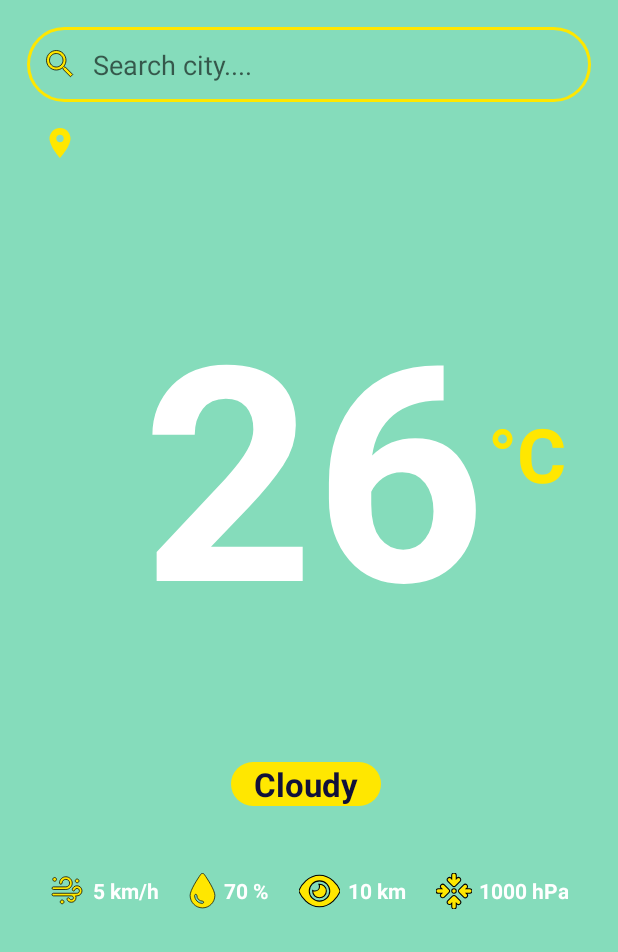
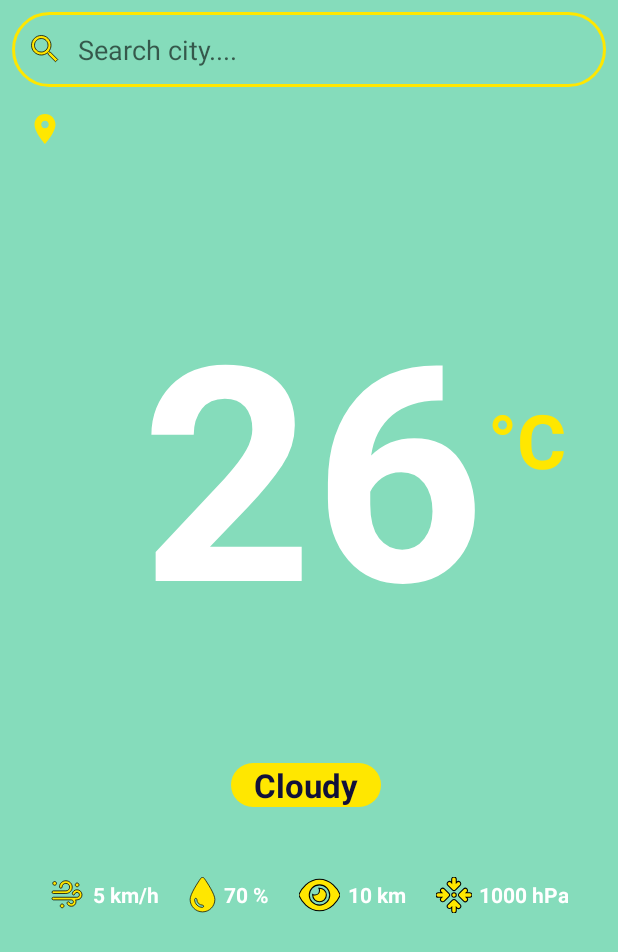
Before and after one commit to KegsZooL/WeatherApp, an Android app: the screen it shows after launch (MainActivity), on a phone screen of 412 x 824 dp. Shown: the top 952 px of the screen. Run offline under Robolectric (Android 15) with nearby library versions, the phone set to English and light mode, and no system bars; Roboto replaces fonts that are not available here.

Commit message:
add screen stretching to system panels

```diff
--- a/app/src/main/java/com/kegszool/weather/MainActivity.java
+++ b/app/src/main/java/com/kegszool/weather/MainActivity.java
@@ -1,6 +1,4 @@
 package com.kegszool.weather;
-
-import androidx.appcompat.app.AppCompatActivity;
 
 import android.content.Context;
 import android.location.Location;
@@ -14,6 +12,12 @@ import android.view.inputmethod.EditorInfo;
 import android.widget.EditText;
 import android.widget.TextView;
 import android.widget.Toast;
+
+import androidx.activity.EdgeToEdge;
+import androidx.appcompat.app.AppCompatActivity;
+import androidx.core.graphics.Insets;
+import androidx.core.view.ViewCompat;
+import androidx.core.view.WindowInsetsCompat;
 
 import java.io.UnsupportedEncodingException;
 import java.net.URLEncoder;
@@ -44,8 +48,13 @@ public class MainActivity extends AppCompatActivity implements Weather.Callback
     @Override
     protected void onCreate(Bundle savedInstanceState) {
         super.onCreate(savedInstanceState);
+        EdgeToEdge.enable(this);
         setContentView(R.layout.activity_main);
-
+    	ViewCompat.setOnApplyWindowInsetsListener(findViewById(R.id.main), (v, insets) -> {
+        	Insets bars = insets.getInsets(WindowInsetsCompat.Type.systemBars());
+        	v.setPadding(bars.left, bars.top, bars.right, bars.bottom);
+        	return WindowInsetsCompat.CONSUMED;
+    	});
         apiKey = BuildConfig.OPEN_WEATHER_API_KEY;
 
         bindViews();
@@ -59,16 +68,6 @@ public class MainActivity extends AppCompatActivity implements Weather.Callback
         if (GpsTracker.isFromSetting) {
             GpsTracker.isFromSetting = false;
             fetchWeatherForCurrentLocation();
-        }
-    }
-
-    @Override
-    public void onBackPressed() {
-        if (GpsTracker.isFromSetting) {
-            GpsTracker.isFromSetting = false;
-            fetchWeatherForCurrentLocation();
-        } else {
-            super.onBackPressed();
         }
     }
 
--- a/app/src/main/res/layout/activity_main.xml
+++ b/app/src/main/res/layout/activity_main.xml
@@ -2,10 +2,10 @@
 <androidx.constraintlayout.widget.ConstraintLayout xmlns:android="http://schemas.android.com/apk/res/android"
         xmlns:app="http://schemas.android.com/apk/res-auto"
         xmlns:tools="http://schemas.android.com/tools"
+        android:id="@+id/main"
         android:layout_width="match_parent"
         android:layout_height="match_parent"
         android:background="@drawable/main_bg"
-        android:padding="10dp"
         tools:context=".MainActivity">
 
     <EditText
--- a/app/src/main/res/values/themes.xml
+++ b/app/src/main/res/values/themes.xml
@@ -1,16 +1,5 @@
 <resources xmlns:tools="http://schemas.android.com/tools">
-    <!-- Base application theme. -->
     <style name="Theme.Weather" parent="Theme.MaterialComponents.DayNight.NoActionBar">
-        <!-- Primary brand color. -->
-        <item name="colorPrimary">#11103a</item>
-        <item name="colorPrimaryVariant">#11103a</item>
-        <item name="colorOnPrimary">@color/white</item>
-        <!-- Secondary brand color. -->
-        <item name="colorSecondary">@color/teal_200</item>
-        <item name="colorSecondaryVariant">@color/teal_700</item>
-        <item name="colorOnSecondary">@color/black</item>
-        <!-- Status bar color. -->
-        <item name="android:statusBarColor" tools:targetApi="l">?attr/colorPrimaryVariant</item>
-        <!-- Customize your theme here. -->
+    	<item name="android:windowDrawsSystemBarBackgrounds" tools:targetApi="21">true</item>
     </style>
 </resources>
--- a/build.gradle
+++ b/build.gradle
@@ -9,4 +9,5 @@ plugins {
 }
 ext {
     OPEN_WEATHER_API_KEY = '488f4111e6b7924073ff22cd896b2e2a'
+    appcompatVersion = '1.7.1'
 }
```
Also changed, not shown: app/build.gradle (+13 -5 lines).
